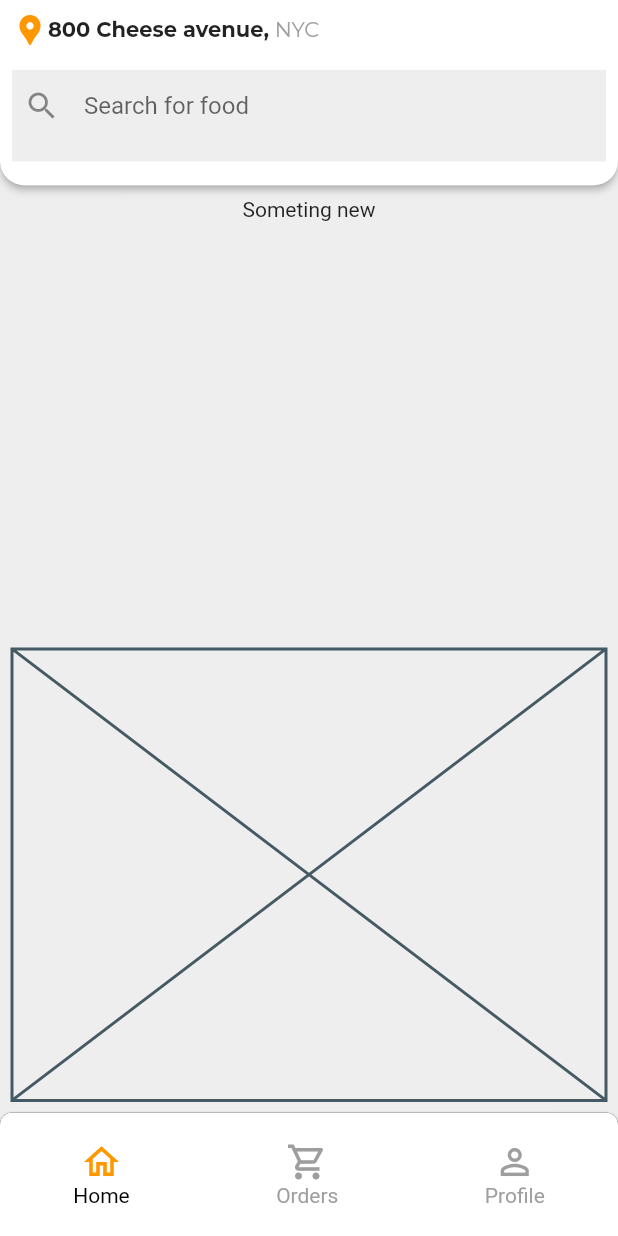
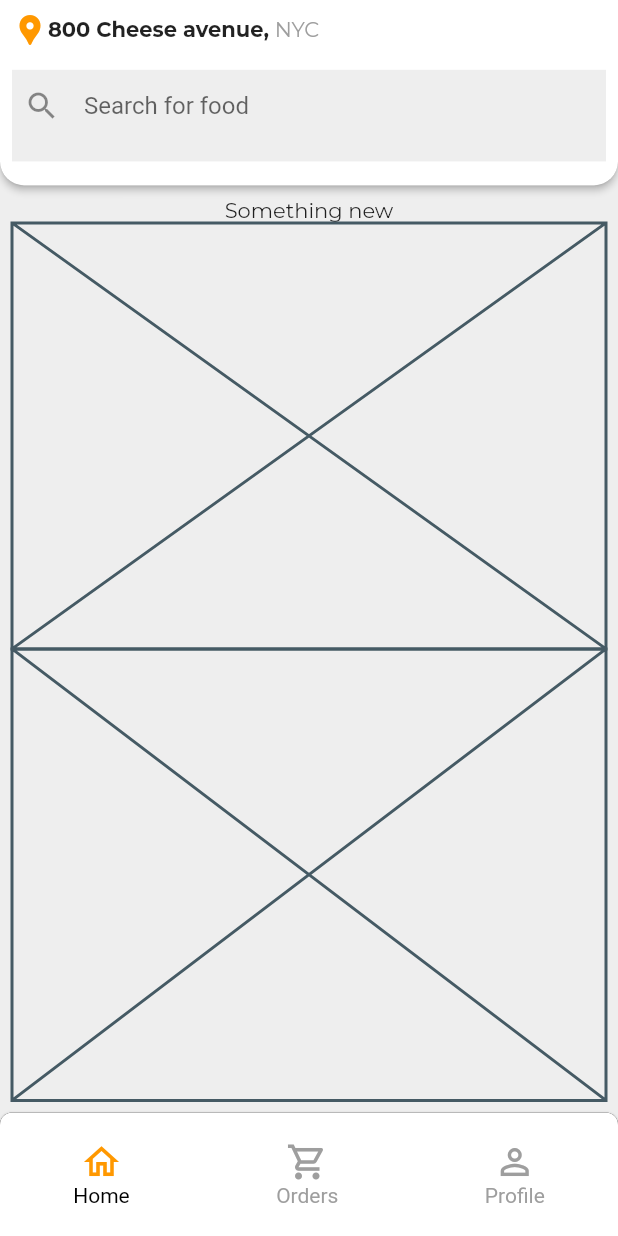
Before and after one commit to JAICHANGPARK/flutter_notebook_11th_story, a Flutter app: the screen it shows after launch, on a phone screen of 412 x 824 dp. Run offline on Flutter 3.47's test engine with Material 2 defaults, Android fonts, the phone set to English and light mode, and no system bars; our stand-ins replace backdrop, badges, flutter_inner_drawer, flutter_slidable, flutter_swiper, google_fonts.

Commit message:
Update food_home_page.dart

```diff
--- a/lib/ep744_food_app/ui/food_home_page.dart
+++ b/lib/ep744_food_app/ui/food_home_page.dart
@@ -95,7 +95,8 @@ class _FoodHomePageState extends State<FoodHomePage> {
                     children: [
                       Expanded(child: Column(
                         children: [
-                          Text("Someting new"),
+                          Text("Something new", style: GoogleFonts.montserrat(),),
+                          Expanded(child: Placeholder())
 
                         ],
                       )),
```
